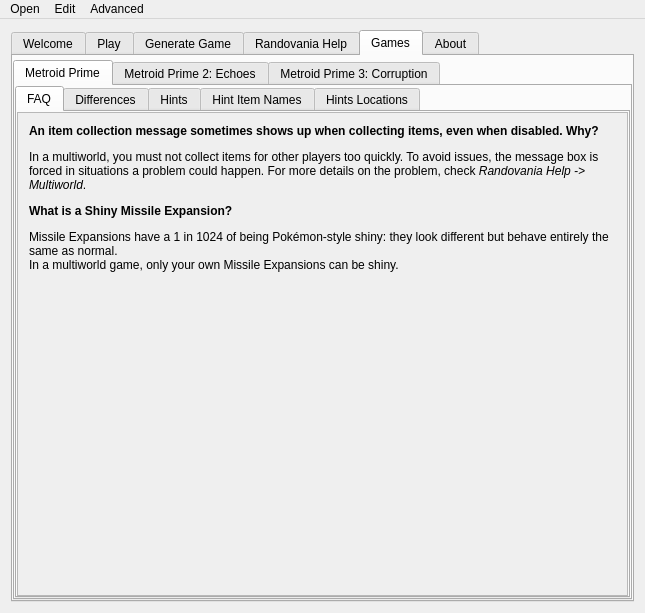
Before: the Qt Designer form randovania/gui/ui_files/main_window.ui in randovania/randovania, drawn with Qt 5.
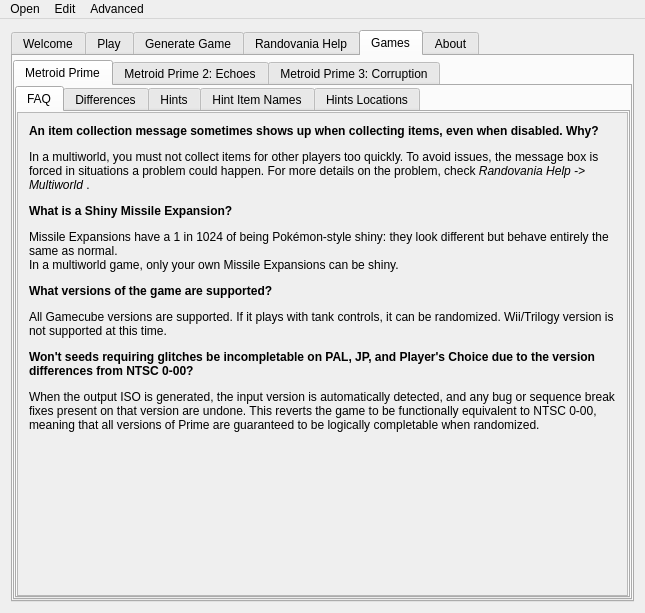
After: the same form once the commit is applied. The open tabs and pages were chosen to show the change. Icons and pictures are not drawn. Custom widgets are drawn as their Qt base class.

Commit message: Updated Prime FAQ

The edit to the form file:
```diff
--- a/randovania/gui/ui_files/main_window.ui
+++ b/randovania/gui/ui_files/main_window.ui
@@ -870,7 +870,19 @@
                     <item row="0" column="0">
                      <widget class="QLabel" name="prime_faq_label">
                       <property name="text">
-                       <string>&lt;html&gt;&lt;head/&gt;&lt;body&gt;&lt;p&gt;&lt;span style=&quot; font-weight:600;&quot;&gt;An item collection message sometimes shows up when collecting items, even when disabled. Why?&lt;/span&gt;&lt;/p&gt;&lt;p&gt;In a multiworld, you must not collect items for other players too quickly. To avoid issues, the message box is forced in situations a problem could happen. For more details on the problem, check &lt;span style=&quot; font-style:italic;&quot;&gt;Randovania Help -&amp;gt; Multiworld&lt;/span&gt;.&lt;/p&gt;&lt;p&gt;&lt;span style=&quot; font-weight:600;&quot;&gt;What is a Shiny Missile Expansion?&lt;/span&gt;&lt;/p&gt;&lt;p&gt;Missile Expansions have a 1 in 1024 of being Pokémon-style shiny: they look different but behave entirely the same as normal.&lt;br/&gt;In a multiworld game, only your own Missile Expansions can be shiny.&lt;/p&gt;&lt;/body&gt;&lt;/html&gt;</string>
+                       <string>&lt;html&gt;&lt;head/&gt;&lt;body&gt;&lt;p&gt;&lt;span style=&quot; font-weight:600;
+                       &quot;&gt;An item collection message sometimes shows up when collecting items, even when disabled. Why?&lt;/span&gt;&lt;/p&gt;&lt;p&gt;In a multiworld, you must not collect items for other players too quickly. To avoid issues, the message box is forced in situations a problem could happen. For more details on the problem, check &lt;span style=&quot; font-style:italic;&quot;&gt;Randovania Help -&amp;gt; Multiworld
+                       
+                       &lt;/span&gt;.&lt;/p&gt;&lt;p&gt;&lt;span style=&quot; font-weight:600;
+                       &quot;&gt;What is a Shiny Missile Expansion?&lt;/span&gt;&lt;/p&gt;&lt;p&gt;Missile Expansions have a 1 in 1024 of being Pokémon-style shiny: they look different but behave entirely the same as normal.&lt;br/&gt;In a multiworld game, only your own Missile Expansions can be shiny.&lt;/p&gt;
+
+                       &lt;/p&gt;&lt;p&gt;&lt;span style=&quot; font-weight:600;
+                       &quot;&gt;What versions of the game are supported?&lt;/span&gt;&lt;/p&gt;&lt;p&gt;All Gamecube versions are supported. If it plays with tank controls, it can be randomized. Wii/Trilogy version is not supported at this time.&lt;/p&gt;
+
+                       &lt;/p&gt;&lt;p&gt;&lt;span style=&quot; font-weight:600;
+                       &quot;&gt;Won't seeds requiring glitches be incompletable on PAL, JP, and Player's Choice due to the version differences from NTSC 0-00?&lt;/span&gt;&lt;/p&gt;&lt;p&gt;When the output ISO is generated, the input version is automatically detected, and any bug or sequence break fixes present on that version are undone. This reverts the game to be functionally equivalent to NTSC 0-00, meaning that all versions of Prime are guaranteed to be logically completable when randomized.&lt;/p&gt;
+
+                       &lt;/body&gt;&lt;/html&gt;</string>
                       </property>
                       <property name="alignment">
                        <set>Qt::AlignLeading|Qt::AlignLeft|Qt::AlignTop</set>
```
